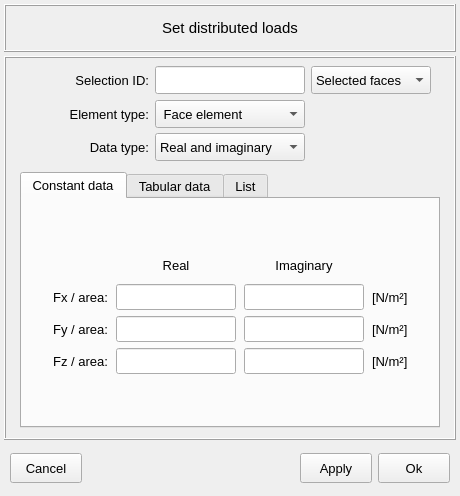
Above: vibra/interface/data/ui_files/model/structural/excitations/distributed_loads_inputs.ui from MOPT-UFSC/VIBRA before the change. Below: the same form after it.
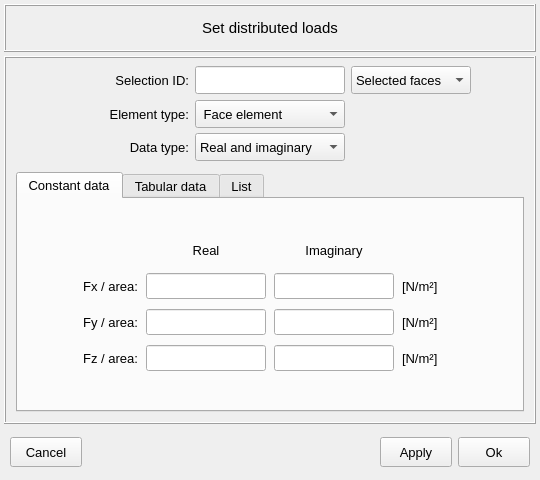
That is the form after the change. Icons and pictures are not drawn.

The edit to the form file:
```diff
--- a/vibra/interface/data/ui_files/model/structural/excitations/distributed_loads_inputs.ui
+++ b/vibra/interface/data/ui_files/model/structural/excitations/distributed_loads_inputs.ui
@@ -9,8 +9,8 @@
    <rect>
     <x>0</x>
     <y>0</y>
-    <width>460</width>
-    <height>496</height>
+    <width>540</width>
+    <height>480</height>
    </rect>
   </property>
   <property name="sizePolicy">
@@ -21,14 +21,14 @@
   </property>
   <property name="minimumSize">
    <size>
-    <width>460</width>
+    <width>500</width>
     <height>420</height>
    </size>
   </property>
   <property name="maximumSize">
    <size>
-    <width>460</width>
-    <height>540</height>
+    <width>540</width>
+    <height>480</height>
    </size>
   </property>
   <property name="font">
@@ -605,13 +605,13 @@
         </property>
         <layout class="QGridLayout" name="gridLayout_13">
          <property name="leftMargin">
-          <number>4</number>
+          <number>8</number>
          </property>
          <property name="topMargin">
           <number>4</number>
          </property>
          <property name="rightMargin">
-          <number>4</number>
+          <number>8</number>
          </property>
          <property name="bottomMargin">
           <number>8</number>
@@ -626,7 +626,7 @@
            </property>
            <property name="maximumSize">
             <size>
-             <width>420</width>
+             <width>16777215</width>
              <height>16777215</height>
             </size>
            </property>
@@ -659,32 +659,6 @@
              <property name="spacing">
               <number>2</number>
              </property>
-             <item row="3" column="0">
-              <spacer name="verticalSpacer_2">
-               <property name="orientation">
-                <enum>Qt::Orientation::Vertical</enum>
-               </property>
-               <property name="sizeHint" stdset="0">
-                <size>
-                 <width>20</width>
-                 <height>40</height>
-                </size>
-               </property>
-              </spacer>
-             </item>
-             <item row="0" column="0">
-              <spacer name="verticalSpacer">
-               <property name="orientation">
-                <enum>Qt::Orientation::Vertical</enum>
-               </property>
-               <property name="sizeHint" stdset="0">
-                <size>
-                 <width>20</width>
-                 <height>40</height>
-                </size>
-               </property>
-              </spacer>
-             </item>
              <item row="1" column="0">
               <widget class="QFrame" name="frame_8">
                <property name="minimumSize">
@@ -728,10 +702,70 @@
                  <number>8</number>
                 </property>
                 <property name="verticalSpacing">
-                 <number>6</number>
+                 <number>10</number>
                 </property>
-                <item row="3" column="2">
-                 <widget class="QLineEdit" name="lineEdit_real_Fx">
+                <item row="5" column="4">
+                 <widget class="QLabel" name="label_unit_Fz">
+                  <property name="minimumSize">
+                   <size>
+                    <width>80</width>
+                    <height>26</height>
+                   </size>
+                  </property>
+                  <property name="maximumSize">
+                   <size>
+                    <width>80</width>
+                    <height>26</height>
+                   </size>
+                  </property>
+                  <property name="font">
+                   <font>
+                    <family>MS Shell Dlg 2</family>
+                    <pointsize>10</pointsize>
+                    <italic>false</italic>
+                    <bold>false</bold>
+                   </font>
+                  </property>
+                  <property name="text">
+                   <string>[N/m²]</string>
+                  </property>
+                  <property name="alignment">
+                   <set>Qt::AlignmentFlag::AlignLeading|Qt::AlignmentFlag::AlignLeft|Qt::AlignmentFlag::AlignVCenter</set>
+                  </property>
+                 </widget>
+                </item>
+                <item row="4" column="3">
+                 <widget class="QLineEdit" name="lineEdit_right_Fy">
+                  <property name="minimumSize">
+                   <size>
+                    <width>120</width>
+                    <height>26</height>
+                   </size>
+                  </property>
+                  <property name="maximumSize">
+                   <size>
+                    <width>120</width>
+                    <height>26</height>
+                   </size>
+                  </property>
+                  <property name="font">
+                   <font>
+                    <family>MS Shell Dlg 2</family>
+                    <pointsize>10</pointsize>
+                    <italic>false</italic>
+                    <bold>false</bold>
+                   </font>
+                  </property>
+                  <property name="styleSheet">
+                   <string notr="true"/>
+                  </property>
+                  <property name="alignment">
+                   <set>Qt::AlignmentFlag::AlignCenter</set>
+                  </property>
+                 </widget>
+                </item>
+                <item row="5" column="2">
+                 <widget class="QLineEdit" name="lineEdit_left_Fz">
                   <property name="minimumSize">
                    <size>
                     <width>120</width>
@@ -763,8 +797,8 @@
                   </property>
                  </widget>
                 </item>
-                <item row="3" column="3">
-                 <widget class="QLineEdit" name="lineEdit_imag_Fx">
+                <item row="5" column="3">
+                 <widget class="QLineEdit" name="lineEdit_right_Fz">
                   <property name="minimumSize">
                    <size>
                     <width>120</width>
@@ -793,8 +827,8 @@
                   </property>
                  </widget>
                 </item>
-                <item row="2" column="3">
-                 <widget class="QLabel" name="label_dtype_right">
+                <item row="3" column="4">
+                 <widget class="QLabel" name="label_unit_Fx">
                   <property name="minimumSize">
                    <size>
                     <width>80</width>
@@ -803,40 +837,10 @@
                   </property>
                   <property name="maximumSize">
                    <size>
-                    <width>16777215</width>
-                    <height>26</height>
-                   </size>
-                  </property>
-                  <property name="font">
-                   <font>
-                    <family>MS Shell Dlg 2</family>
-                    <pointsize>10</pointsize>
-                    <italic>false</italic>
-                    <bold>false</bold>
-                   </font>
-                  </property>
-                  <property name="text">
-                   <string>Imaginary</string>
-                  </property>
-                  <property name="alignment">
-                   <set>Qt::AlignmentFlag::AlignCenter</set>
-                  </property>
-                 </widget>
-                </item>
-                <item row="2" column="2">
-                 <widget class="QLabel" name="label_dtype_left">
-                  <property name="minimumSize">
-                   <size>
                     <width>80</width>
                     <height>26</height>
                    </size>
                   </property>
-                  <property name="maximumSize">
-                   <size>
-                    <width>16777215</width>
-                    <height>26</height>
-                   </size>
-                  </property>
                   <property name="font">
                    <font>
                     <family>MS Shell Dlg 2</family>
@@ -846,10 +850,10 @@
                    </font>
                   </property>
                   <property name="text">
-                   <string>Real</string>
+                   <string>[N/m²]</string>
                   </property>
                   <property name="alignment">
-                   <set>Qt::AlignmentFlag::AlignCenter</set>
+                   <set>Qt::AlignmentFlag::AlignLeading|Qt::AlignmentFlag::AlignLeft|Qt::AlignmentFlag::AlignVCenter</set>
                   </property>
                  </widget>
                 </item>
@@ -857,7 +861,7 @@
                  <widget class="QLabel" name="label_constant_Fx">
                   <property name="minimumSize">
                    <size>
-                    <width>70</width>
+                    <width>80</width>
                     <height>26</height>
                    </size>
                   </property>
@@ -883,17 +887,17 @@
                   </property>
                  </widget>
                 </item>
-                <item row="3" column="4">
-                 <widget class="QLabel" name="label_unit_Fx">
+                <item row="2" column="3">
+                 <widget class="QLabel" name="label_dtype_right">
                   <property name="minimumSize">
                    <size>
-                    <width>50</width>
+                    <width>80</width>
                     <height>26</height>
                    </size>
                   </property>
                   <property name="maximumSize">
                    <size>
-                    <width>50</width>
+                    <width>16777215</width>
                     <height>26</height>
                    </size>
                   </property>
@@ -906,66 +910,7 @@
                    </font>
                   </property>
                   <property name="text">
-                   <string>[N/m²]</string>
-                  </property>
-                  <property name="alignment">
-                   <set>Qt::AlignmentFlag::AlignLeading|Qt::AlignmentFlag::AlignLeft|Qt::AlignmentFlag::AlignVCenter</set>
-                  </property>
-                 </widget>
-                </item>
-                <item row="3" column="5">
-                 <spacer name="horizontalSpacer">
-                  <property name="orientation">
-                   <enum>Qt::Orientation::Horizontal</enum>
-                  </property>
-                  <property name="sizeHint" stdset="0">
-                   <size>
-                    <width>40</width>
-                    <height>20</height>
-                   </size>
-                  </property>
-                 </spacer>
-                </item>
-                <item row="3" column="0">
-                 <spacer name="horizontalSpacer_2">
-                  <property name="orientation">
-                   <enum>Qt::Orientation::Horizontal</enum>
-                  </property>
-                  <property name="sizeHint" stdset="0">
-                   <size>
-                    <width>40</width>
-                    <height>20</height>
-                   </size>
-                  </property>
-                 </spacer>
-                </item>
-                <item row="4" column="2">
-                 <widget class="QLineEdit" name="lineEdit_real_Fy">
-                  <property name="minimumSize">
-                   <size>
-                    <width>120</width>
-                    <height>26</height>
-                   </size>
-                  </property>
-                  <property name="maximumSize">
-                   <size>
-                    <width>120</width>
-                    <height>26</height>
-                   </size>
-                  </property>
-                  <property name="font">
-                   <font>
-                    <family>MS Shell Dlg 2</family>
-                    <pointsize>10</pointsize>
-                    <italic>false</italic>
-                    <bold>false</bold>
-                   </font>
-                  </property>
-                  <property name="styleSheet">
-                   <string notr="true"/>
-                  </property>
-                  <property name="text">
-                   <string/>
+                   <string>Imaginary</string>
                   </property>
                   <property name="alignment">
                    <set>Qt::AlignmentFlag::AlignCenter</set>
@@ -976,13 +921,13 @@
                  <widget class="QLabel" name="label_unit_Fy">
                   <property name="minimumSize">
                    <size>
-                    <width>50</width>
+                    <width>80</width>
                     <height>26</height>
                    </size>
                   </property>
                   <property name="maximumSize">
                    <size>
-                    <width>50</width>
+                    <width>80</width>
                     <height>26</height>
                    </size>
                   </property>
@@ -1002,38 +947,8 @@
                   </property>
                  </widget>
                 </item>
-                <item row="4" column="3">
-                 <widget class="QLineEdit" name="lineEdit_imag_Fy">
-                  <property name="minimumSize">
-                   <size>
-                    <width>120</width>
-                    <height>26</height>
-                   </size>
-                  </property>
-                  <property name="maximumSize">
-                   <size>
-                    <width>120</width>
-                    <height>26</height>
-                   </size>
-                  </property>
-                  <property name="font">
-                   <font>
-                    <family>MS Shell Dlg 2</family>
-                    <pointsize>10</pointsize>
-                    <italic>false</italic>
-                    <bold>false</bold>
-                   </font>
-                  </property>
-                  <property name="styleSheet">
-                   <string notr="true"/>
-                  </property>
-                  <property name="alignment">
-                   <set>Qt::AlignmentFlag::AlignCenter</set>
-                  </property>
-                 </widget>
-                </item>
-                <item row="5" column="2">
-                 <widget class="QLineEdit" name="lineEdit_real_Fz">
+                <item row="4" column="2">
+                 <widget class="QLineEdit" name="lineEdit_left_Fy">
                   <property name="minimumSize">
                    <size>
                     <width>120</width>
@@ -1065,71 +980,11 @@
                   </property>
                  </widget>
                 </item>
-                <item row="5" column="3">
-                 <widget class="QLineEdit" name="lineEdit_imag_Fz">
-                  <property name="minimumSize">
-                   <size>
-                    <width>120</width>
-                    <height>26</height>
-                   </size>
-                  </property>
-                  <property name="maximumSize">
-                   <size>
-                    <width>120</width>
-                    <height>26</height>
-                   </size>
-                  </property>
-                  <property name="font">
-                   <font>
-                    <family>MS Shell Dlg 2</family>
-                    <pointsize>10</pointsize>
-                    <italic>false</italic>
-                    <bold>false</bold>
-                   </font>
-                  </property>
-                  <property name="styleSheet">
-                   <string notr="true"/>
-                  </property>
-                  <property name="alignment">
-                   <set>Qt::AlignmentFlag::AlignCenter</set>
-                  </property>
-                 </widget>
-                </item>
-                <item row="5" column="4">
-                 <widget class="QLabel" name="label_unit_Fz">
-                  <property name="minimumSize">
-                   <size>
-                    <width>50</width>
-                    <height>26</height>
-                   </size>
-                  </property>
-                  <property name="maximumSize">
-                   <size>
-                    <width>50</width>
-                    <height>26</height>
-                   </size>
-                  </property>
-                  <property name="font">
-                   <font>
-                    <family>MS Shell Dlg 2</family>
-                    <pointsize>10</pointsize>
-                    <italic>false</italic>
-                    <bold>false</bold>
-                   </font>
-                  </property>
-                  <property name="text">
-                   <string>[N/m²]</string>
-                  </property>
-                  <property name="alignment">
-                   <set>Qt::AlignmentFlag::AlignLeading|Qt::AlignmentFlag::AlignLeft|Qt::AlignmentFlag::AlignVCenter</set>
-                  </property>
-                 </widget>
-                </item>
                 <item row="4" column="1">
                  <widget class="QLabel" name="label_constant_Fy">
                   <property name="minimumSize">
                    <size>
-                    <width>70</width>
+                    <width>80</width>
                     <height>26</height>
                    </size>
                   </property>
@@ -1159,7 +1014,7 @@
                  <widget class="QLabel" name="label_constant_Fz">
                   <property name="minimumSize">
                    <size>
-                    <width>70</width>
+                    <width>80</width>
                     <height>26</height>
                    </size>
                   </property>
@@ -1185,9 +1040,154 @@
                   </property>
                  </widget>
                 </item>
+                <item row="3" column="0">
+                 <spacer name="horizontalSpacer_2">
+                  <property name="orientation">
+                   <enum>Qt::Orientation::Horizontal</enum>
+                  </property>
+                  <property name="sizeHint" stdset="0">
+                   <size>
+                    <width>40</width>
+                    <height>20</height>
+                   </size>
+                  </property>
+                 </spacer>
+                </item>
+                <item row="3" column="2">
+                 <widget class="QLineEdit" name="lineEdit_left_Fx">
+                  <property name="minimumSize">
+                   <size>
+                    <width>120</width>
+                    <height>26</height>
+                   </size>
+                  </property>
+                  <property name="maximumSize">
+                   <size>
+                    <width>120</width>
+                    <height>26</height>
+                   </size>
+                  </property>
+                  <property name="font">
+                   <font>
+                    <family>MS Shell Dlg 2</family>
+                    <pointsize>10</pointsize>
+                    <italic>false</italic>
+                    <bold>false</bold>
+                   </font>
+                  </property>
+                  <property name="styleSheet">
+                   <string notr="true"/>
+                  </property>
+                  <property name="text">
+                   <string/>
+                  </property>
+                  <property name="alignment">
+                   <set>Qt::AlignmentFlag::AlignCenter</set>
+                  </property>
+                 </widget>
+                </item>
+                <item row="3" column="5">
+                 <spacer name="horizontalSpacer">
+                  <property name="orientation">
+                   <enum>Qt::Orientation::Horizontal</enum>
+                  </property>
+                  <property name="sizeHint" stdset="0">
+                   <size>
+                    <width>40</width>
+                    <height>20</height>
+                   </size>
+                  </property>
+                 </spacer>
+                </item>
+                <item row="3" column="3">
+                 <widget class="QLineEdit" name="lineEdit_right_Fx">
+                  <property name="minimumSize">
+                   <size>
+                    <width>120</width>
+                    <height>26</height>
+                   </size>
+                  </property>
+                  <property name="maximumSize">
+                   <size>
+                    <width>120</width>
+                    <height>26</height>
+                   </size>
+                  </property>
+                  <property name="font">
+                   <font>
+                    <family>MS Shell Dlg 2</family>
+                    <pointsize>10</pointsize>
+                    <italic>false</italic>
+                    <bold>false</bold>
+                   </font>
+                  </property>
+                  <property name="styleSheet">
+                   <string notr="true"/>
+                  </property>
+                  <property name="alignment">
+                   <set>Qt::AlignmentFlag::AlignCenter</set>
+                  </property>
+                 </widget>
+                </item>
+                <item row="2" column="2">
+                 <widget class="QLabel" name="label_dtype_left">
+                  <property name="minimumSize">
+                   <size>
+                    <width>80</width>
+                    <height>26</height>
+                   </size>
+                  </property>
+                  <property name="maximumSize">
+                   <size>
+                    <width>16777215</width>
+                    <height>26</height>
+                   </size>
+                  </property>
+                  <property name="font">
+                   <font>
+                    <family>MS Shell Dlg 2</family>
+                    <pointsize>10</pointsize>
+                    <italic>false</italic>
+                    <bold>false</bold>
+                   </font>
+                  </property>
+                  <property name="text">
+                   <string>Real</string>
+                  </property>
+                  <property name="alignment">
+                   <set>Qt::AlignmentFlag::AlignCenter</set>
+                  </property>
+                 </widget>
+                </item>
                </layout>
               </widget>
              </item>
+             <item row="0" column="0">
+              <spacer name="verticalSpacer">
+               <property name="orientation">
+                <enum>Qt::Orientation::Vertical</enum>
+               </property>
+               <property name="sizeHint" stdset="0">
+                <size>
+                 <width>20</width>
+                 <height>40</height>
+                </size>
+               </property>
+              </spacer>
+             </item>
+             <item row="2" column="0">
+              <spacer name="verticalSpacer_2">
+               <property name="orientation">
+                <enum>Qt::Orientation::Vertical</enum>
+               </property>
+               <property name="sizeHint" stdset="0">
+                <size>
+                 <width>20</width>
+                 <height>40</height>
+                </size>
+               </property>
+              </spacer>
+             </item>
             </layout>
            </widget>
            <widget class="QWidget" name="tab_tabular_data">
@@ -1231,9 +1231,12 @@
                 <property name="bottomMargin">
                  <number>2</number>
                 </property>
-                <property name="spacing">
+                <property name="horizontalSpacing">
                  <number>6</number>
                 </property>
+                <property name="verticalSpacing">
+                 <number>10</number>
+                </property>
                 <item row="0" column="2">
                  <widget class="QLineEdit" name="lineEdit_path_table_Fx">
                   <property name="enabled">
@@ -1241,13 +1244,13 @@
                   </property>
                   <property name="minimumSize">
                    <size>
-                    <width>280</width>
+                    <width>320</width>
                     <height>26</height>
                    </size>
                   </property>
                   <property name="maximumSize">
                    <size>
-                    <width>280</width>
+                    <width>320</width>
                     <height>26</height>
                    </size>
                   </property>
@@ -1328,13 +1331,13 @@
                   </property>
                   <property name="minimumSize">
                    <size>
-                    <width>280</width>
+                    <width>320</width>
                     <height>26</height>
                    </size>
                   </property>
                   <property name="maximumSize">
                    <size>
-                    <width>280</width>
+                    <width>320</width>
                     <height>26</height>
                    </size>
                   </property>
@@ -1434,13 +1437,13 @@
                   </property>
                   <property name="minimumSize">
                    <size>
-                    <width>280</width>
+                    <width>320</width>
                     <height>26</height>
                    </size>
                   </property>
                   <property name="maximumSize">
                    <size>
-                    <width>280</width>
+                    <width>320</width>
                     <height>26</height>
                    </size>
                   </property>
@@ -1648,7 +1651,7 @@
                   </property>
                   <property name="maximumSize">
                    <size>
-                    <width>380</width>
+                    <width>16777215</width>
                     <height>200</height>
                    </size>
                   </property>
```
